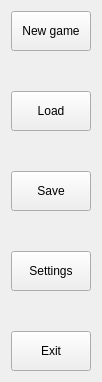
YuarenArt/Predator-prey-game, file src/widgets/menu/Menu.ui: the form before one commit.
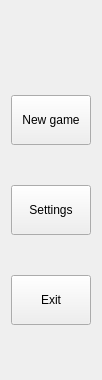
The form after the commit.

Patch:
```diff
--- a/src/widgets/menu/Menu.ui
+++ b/src/widgets/menu/Menu.ui
@@ -19,6 +19,22 @@
      <property name="spacing">
       <number>40</number>
      </property>
+     <item>
+      <spacer name="verticalSpacer">
+       <property name="orientation">
+        <enum>Qt::Vertical</enum>
+       </property>
+       <property name="sizeType">
+        <enum>QSizePolicy::Fixed</enum>
+       </property>
+       <property name="sizeHint" stdset="0">
+        <size>
+         <width>20</width>
+         <height>40</height>
+        </size>
+       </property>
+      </spacer>
+     </item>
      <item>
       <widget class="QPushButton" name="newGameBtn">
        <property name="minimumSize">
@@ -41,44 +57,6 @@
        </property>
       </widget>
      </item>
-     <item>
-      <widget class="QPushButton" name="loadBtn">
-       <property name="minimumSize">
-        <size>
-         <width>0</width>
-         <height>40</height>
-        </size>
-       </property>
-       <property name="maximumSize">
-        <size>
-         <width>100</width>
-         <height>50</height>
-        </size>
-       </property>
-       <property name="text">
-        <string>Load</string>
-       </property>
-      </widget>
-     </item>
-     <item>
-      <widget class="QPushButton" name="saveBtn">
-       <property name="minimumSize">
-        <size>
-         <width>0</width>
-         <height>40</height>
-        </size>
-       </property>
-       <property name="maximumSize">
-        <size>
-         <width>100</width>
-         <height>50</height>
-        </size>
-       </property>
-       <property name="text">
-        <string>Save</string>
-       </property>
-      </widget>
-     </item>
      <item>
       <widget class="QPushButton" name="settingsBtn">
        <property name="minimumSize">
```
